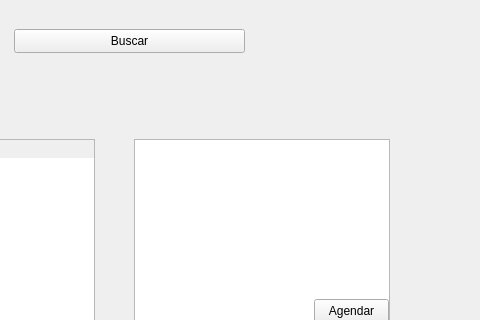
Above: mainwindow.ui from JhonataE/SalaLivre before the change; both pictures show x 375 to 855 and y 0 to 320 of the 855 by 434 pixel window. Below: the same form after it.
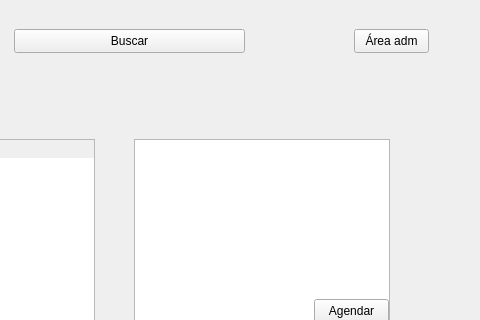
That is the form after the change.

Diff of the .ui file:
```diff
--- a/mainwindow.ui
+++ b/mainwindow.ui
@@ -86,6 +86,19 @@
         <string>Agendar</string>
        </property>
       </widget>
+      <widget class="QPushButton" name="btnAreaAdm">
+       <property name="geometry">
+        <rect>
+         <x>720</x>
+         <y>20</y>
+         <width>75</width>
+         <height>24</height>
+        </rect>
+       </property>
+       <property name="text">
+        <string>Área adm</string>
+       </property>
+      </widget>
      </widget>
     </item>
    </layout>
```
